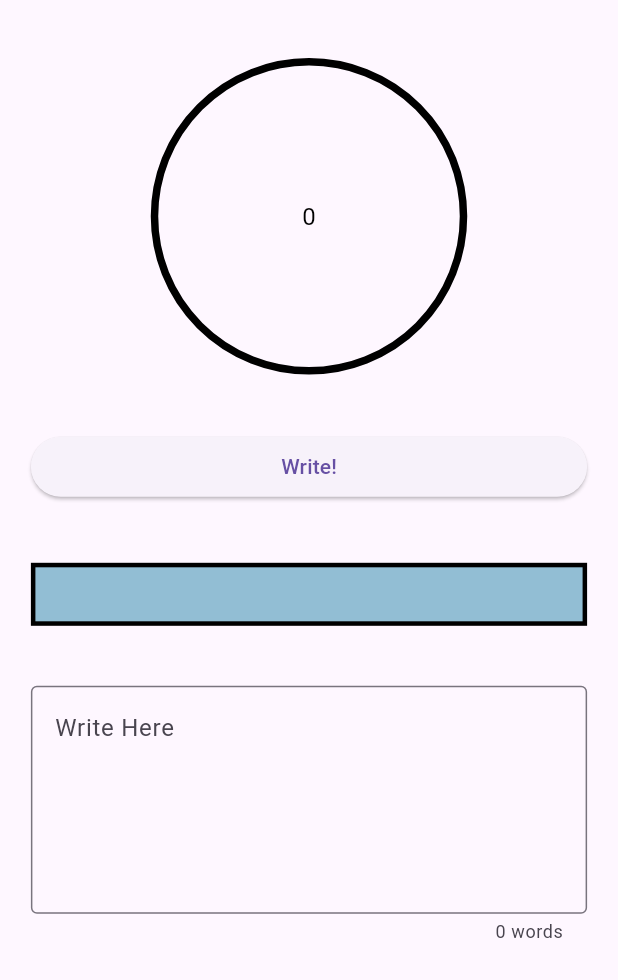
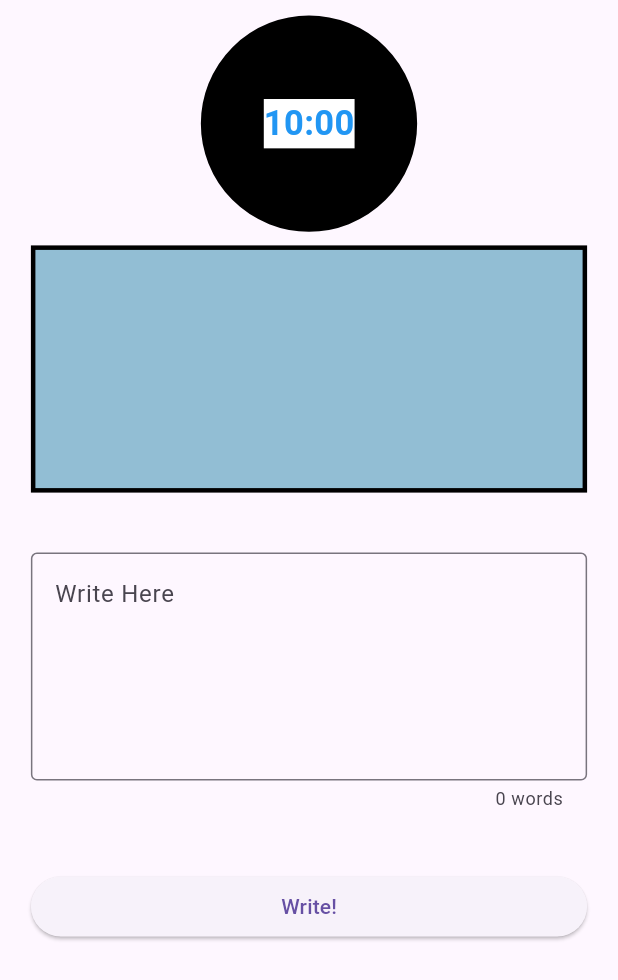
Before and after one commit to kkhhaaooss/writing_app, a Flutter app: the screen it shows after launch, on a phone screen of 412 x 824 dp. Shown: the top 980 px of the screen. Run offline on Flutter 3.47's test engine with Material 3 defaults, Android fonts, the phone set to English and light mode, and no system bars; drawn by our look-alikes of circular_countdown_timer; our stand-ins replace google_fonts; statements that could not run were skipped.

Commit message:
Rearranges widget order on main Interface

```diff
--- a/lib/providers/timer_provider.dart
+++ b/lib/providers/timer_provider.dart
@@ -2,8 +2,15 @@ import 'package:flutter/material.dart';
 
 class TimerProvider with ChangeNotifier {
   bool _isPaused = true;
+  bool _isStarted = false;
 
   bool get paused => _isPaused;
+  bool get started => _isStarted;
+
+  void start() {
+    _isStarted = !_isStarted;
+    notifyListeners();
+  }
 
   void togglePause() {
     _isPaused = !_isPaused;
--- a/lib/views/components/last_paragraph.dart
+++ b/lib/views/components/last_paragraph.dart
@@ -4,13 +4,18 @@ import 'package:provider/provider.dart';
 import 'package:writing_app/providers/text_provider.dart';
 
 class LastParagraph extends StatelessWidget {
-  const LastParagraph({super.key});
+  const LastParagraph({
+    super.key,
+    required this.height,
+  });
+  final double height;
 
   @override
   Widget build(BuildContext context) {
     return Consumer<TextProvider>(
       builder: (context, textProvider, child) {
         return Container(
+          height: height,
           padding: const EdgeInsets.all(8.0),
           decoration: BoxDecoration(
               color: const Color.fromARGB(255, 146, 190, 212),
--- a/lib/views/components/turn_timer.dart
+++ b/lib/views/components/turn_timer.dart
@@ -19,6 +19,10 @@ class TurnTimer extends StatelessWidget {
   Widget build(BuildContext context) {
     return Consumer<TimerProvider>(
       builder: (context, timerProvider, child) {
+        if (!controller.isStarted.value) {
+          controller.start();
+        }
+        ;
         if (timerProvider.paused) {
           controller.pause();
         } else {
@@ -28,11 +32,22 @@ class TurnTimer extends StatelessWidget {
           duration: 10 * 60,
           initialDuration: 0,
           controller: controller,
-          width: width,
-          height: height,
+          width: width / 2,
+          height: height / 2,
           fillColor: Colors.grey,
+          strokeWidth: width * .75,
           ringColor: Colors.black,
           autoStart: false,
+          isReverse: true,
+          strokeCap: StrokeCap.butt,
+          textStyle: const TextStyle(
+            fontSize: 23.0,
+            color: Colors.blue,
+            fontWeight: FontWeight.bold,
+            backgroundColor: Colors.white,
+          ),
+          textAlign: TextAlign.center,
+          textFormat: CountdownTextFormat.MM_SS,
         );
       },
     );
--- a/lib/views/interface.dart
+++ b/lib/views/interface.dart
@@ -35,15 +35,17 @@ class Interface extends StatelessWidget {
                 children: [
                   TurnTimer(
                     controller: timerController,
-                    height: screenHeight * 0.25,
-                    width: screenWidth * 0.25,
+                    height: screenHeight * 0.2,
+                    width: screenWidth * 0.2,
                   ),
                   const SizedBox(height: 40),
-                  const PauseButton(),
-                  const SizedBox(height: 40),
-                  const LastParagraph(),
+                  LastParagraph(
+                    height: screenHeight * 0.2,
+                  ),
                   const SizedBox(height: 40),
                   const TextInput(),
+                  const SizedBox(height: 40),
+                  const PauseButton(),
                 ],
               ),
             ),
```
